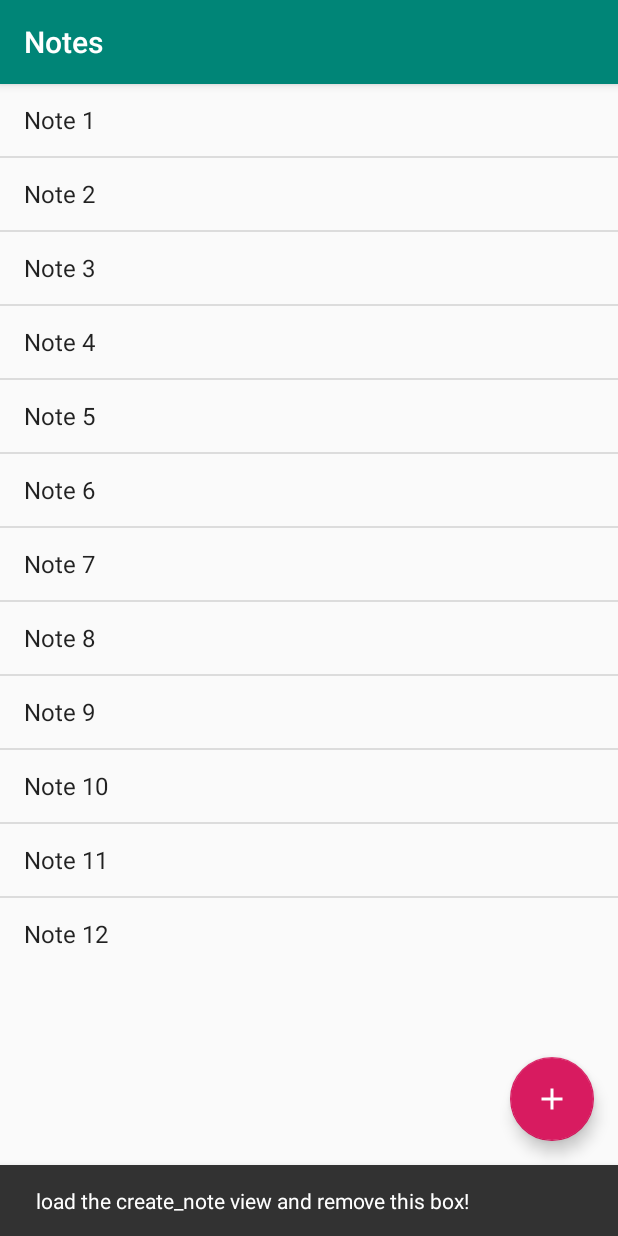
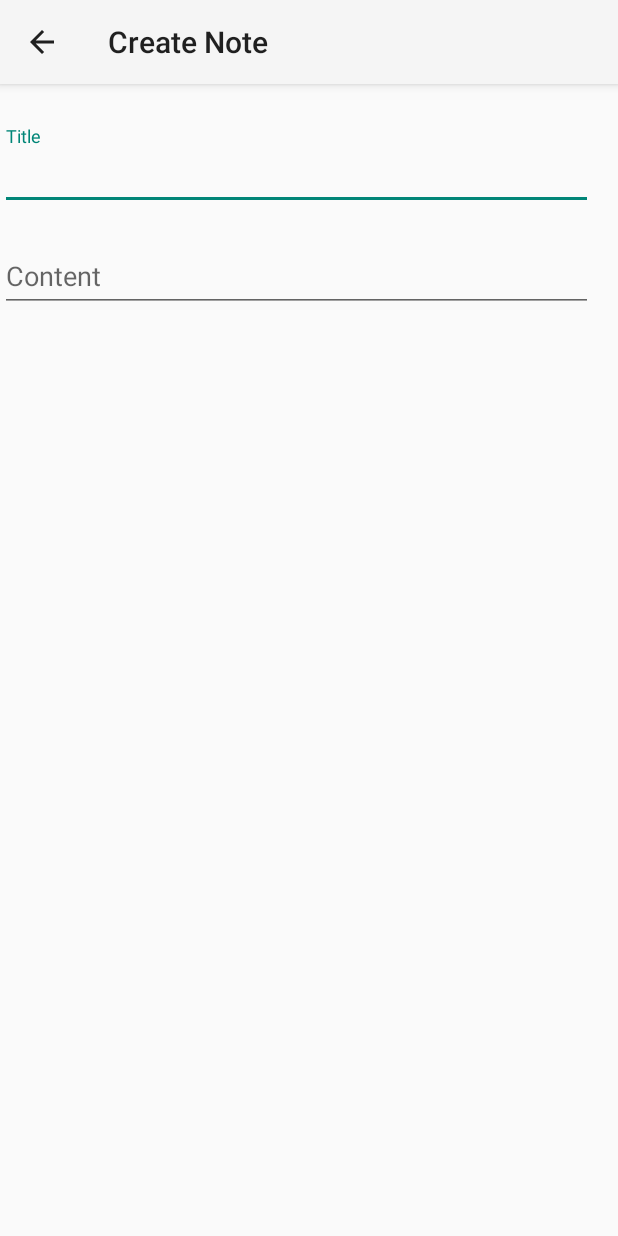
Before and after one commit to sw19-tug/morning01, an Android app: the screen it shows after launch (MainActivity before the commit, AddNewNote after it), after a tap on an icon or button, on a phone screen of 412 x 824 dp. Run offline under Robolectric (Android 15) with nearby library versions, the phone set to English and light mode, and no system bars; 1 statement that could not run was skipped.

Commit message:
add create note activity [AH,RH]

```diff
--- a/app/build.gradle
+++ b/app/build.gradle
@@ -4,7 +4,7 @@ android {
     compileSdkVersion 27
     defaultConfig {
         applicationId "at.tugraz.ist.swe.note"
-        minSdkVersion 19
+        minSdkVersion 21
         targetSdkVersion 27
         versionCode 1
         versionName "1.0"
--- a/app/src/main/AndroidManifest.xml
+++ b/app/src/main/AndroidManifest.xml
@@ -1,6 +1,6 @@
 <?xml version="1.0" encoding="utf-8"?>
 <manifest xmlns:android="http://schemas.android.com/apk/res/android"
-    package="at.tugraz.ist.swe.note" >
+    package="at.tugraz.ist.swe.note">
 
     <application
         android:allowBackup="true"
@@ -8,14 +8,15 @@
         android:label="@string/app_name"
         android:roundIcon="@mipmap/ic_launcher_round"
         android:supportsRtl="true"
-        android:theme="@style/AppTheme" >
-        <activity android:name=".MainActivity" >
+        android:theme="@style/Theme.AppCompat.Light.NoActionBar">
+        <activity android:name=".MainActivity">
             <intent-filter>
                 <action android:name="android.intent.action.MAIN" />
 
                 <category android:name="android.intent.category.LAUNCHER" />
             </intent-filter>
         </activity>
+        <activity android:name=".AddNewNote"></activity>
     </application>
 
 </manifest>
--- /dev/null
+++ b/app/src/main/java/at/tugraz/ist/swe/note/AddNewNote.java
@@ -0,0 +1,37 @@
+package at.tugraz.ist.swe.note;
+
+import android.support.v7.app.AppCompatActivity;
+import android.os.Bundle;
+import android.support.v7.widget.Toolbar;
+import android.view.Menu;
+import android.view.View;
+
+public class AddNewNote extends AppCompatActivity {
+
+    @Override
+    protected void onCreate(Bundle savedInstanceState) {
+        super.onCreate(savedInstanceState);
+        setContentView(R.layout.activity_add_new_note);
+
+        // Create Toolbar
+        Toolbar toolbar = (Toolbar) findViewById(R.id.add_new_note_toolbar);
+        setSupportActionBar(toolbar);
+        getSupportActionBar().setTitle("Create Note");
+        getSupportActionBar().setDisplayHomeAsUpEnabled(true);
+        getSupportActionBar().setDisplayShowHomeEnabled(true);
+    }
+
+    @Override
+    public boolean onCreateOptionsMenu(Menu menu) {
+        // Inflate the menu; this adds items to the action bar if it is present.
+        getMenuInflater().inflate(R.menu.menu_add_new_note, menu);
+        return true;
+    }
+
+    // Back arrow click event to go to the parent Activity
+    @Override
+    public boolean onSupportNavigateUp() {
+        onBackPressed();
+        return true;
+    }
+}
--- a/app/src/main/java/at/tugraz/ist/swe/note/MainActivity.java
+++ b/app/src/main/java/at/tugraz/ist/swe/note/MainActivity.java
@@ -1,5 +1,6 @@
 package at.tugraz.ist.swe.note;
 
+import android.content.Intent;
 import android.os.Bundle;
 import android.support.design.widget.FloatingActionButton;
 import android.support.design.widget.Snackbar;
@@ -26,8 +27,8 @@ public class MainActivity extends AppCompatActivity {
         addNoteButton.setOnClickListener(new View.OnClickListener() {
             @Override
             public void onClick(View view) {
-                Snackbar.make(view, "load the create_note view and remove this box!", Snackbar.LENGTH_LONG)
-                        .setAction("Action", null).show();
+                Intent intent = new Intent(view.getContext(), AddNewNote.class);
+                view.getContext().startActivity(intent);
             }
         });
     }
--- a/app/src/main/res/drawable/ic_add_black_24dp.xml
+++ b/app/src/main/res/drawable/ic_add_black_24dp.xml
@@ -1,4 +1,4 @@
-<vector android:height="24dp" android:tint="#FFFFFF"
+<vector android:height="24dp" android:tint="#000000"
     android:viewportHeight="24.0" android:viewportWidth="24.0"
     android:width="24dp" xmlns:android="http://schemas.android.com/apk/res/android">
     <path android:fillColor="#FF000000" android:pathData="M19,13h-6v6h-2v-6H5v-2h6V5h2v6h6v2z"/>
--- /dev/null
+++ b/app/src/main/res/layout/activity_add_new_note.xml
@@ -0,0 +1,49 @@
+<?xml version="1.0" encoding="utf-8"?>
+<android.support.constraint.ConstraintLayout xmlns:android="http://schemas.android.com/apk/res/android"
+    xmlns:app="http://schemas.android.com/apk/res-auto"
+    xmlns:tools="http://schemas.android.com/tools"
+    android:layout_width="match_parent"
+    android:layout_height="match_parent"
+    tools:context=".AddNewNote">
+
+    <android.support.v7.widget.Toolbar
+        android:id="@+id/add_new_note_toolbar"
+        android:layout_width="match_parent"
+        android:layout_height="?attr/actionBarSize"
+        android:background="?attr/colorPrimary"
+        android:elevation="4dp"
+        android:theme="@style/ThemeOverlay.AppCompat.ActionBar"
+        app:popupTheme="@style/ThemeOverlay.AppCompat.Light" />
+
+    <android.support.design.widget.TextInputLayout
+        android:id="@+id/textInputLayout"
+        android:layout_width="395dp"
+        android:layout_height="wrap_content"
+        android:layout_marginTop="84dp"
+        app:hintAnimationEnabled="false"
+        app:layout_constraintTop_toTopOf="parent"
+        tools:layout_editor_absoluteX="8dp">
+
+        <android.support.design.widget.TextInputEditText
+            android:layout_width="match_parent"
+            android:layout_height="wrap_content"
+            android:hint="Title"
+            android:inputType="text"
+            android:selectAllOnFocus="true"
+            android:singleLine="true" />
+    </android.support.design.widget.TextInputLayout>
+
+    <android.support.design.widget.TextInputLayout
+        android:layout_width="395dp"
+        android:layout_height="307dp"
+        android:layout_marginTop="12dp"
+        app:layout_constraintTop_toBottomOf="@+id/textInputLayout"
+        tools:layout_editor_absoluteX="8dp">
+
+        <android.support.design.widget.TextInputEditText
+            android:layout_width="match_parent"
+            android:layout_height="wrap_content"
+            android:hint="Content"
+            android:inputType="textMultiLine" />
+    </android.support.design.widget.TextInputLayout>
+</android.support.constraint.ConstraintLayout>
--- a/app/src/main/res/values/strings.xml
+++ b/app/src/main/res/values/strings.xml
@@ -1,4 +1,5 @@
 <resources>
     <string name="app_name">Notes</string>
     <string name="action_settings">Settings</string>
+    <string name="action_add">Add</string>
 </resources>
```
